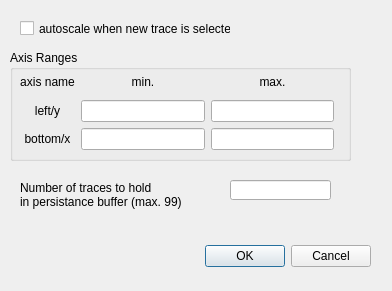
Qt form QtPMbrowser/DlgGraphSettings.ui (ChrisHal/PMbrowser) before a commit.
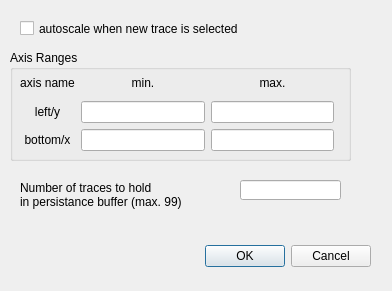
The same form after that commit.

Commit message: fixed dialog appearance pn gnome desktop

The edit to the form file:
```diff
--- a/QtPMbrowser/DlgGraphSettings.ui
+++ b/QtPMbrowser/DlgGraphSettings.ui
@@ -34,7 +34,7 @@
     <rect>
      <x>20</x>
      <y>20</y>
-     <width>211</width>
+     <width>321</width>
      <height>17</height>
     </rect>
    </property>
@@ -60,7 +60,7 @@
       <x>10</x>
       <y>20</y>
       <width>314</width>
-      <height>80</height>
+      <height>81</height>
      </rect>
     </property>
     <layout class="QGridLayout" name="gridLayout">
@@ -138,7 +138,7 @@
     <rect>
      <x>20</x>
      <y>170</y>
-     <width>201</width>
+     <width>211</width>
      <height>51</height>
     </rect>
    </property>
@@ -149,7 +149,7 @@
   <widget class="QLineEdit" name="lineEditNumTraces">
    <property name="geometry">
     <rect>
-     <x>230</x>
+     <x>240</x>
      <y>180</y>
      <width>101</width>
      <height>20</height>
```
The commit also changes 3 other files.
